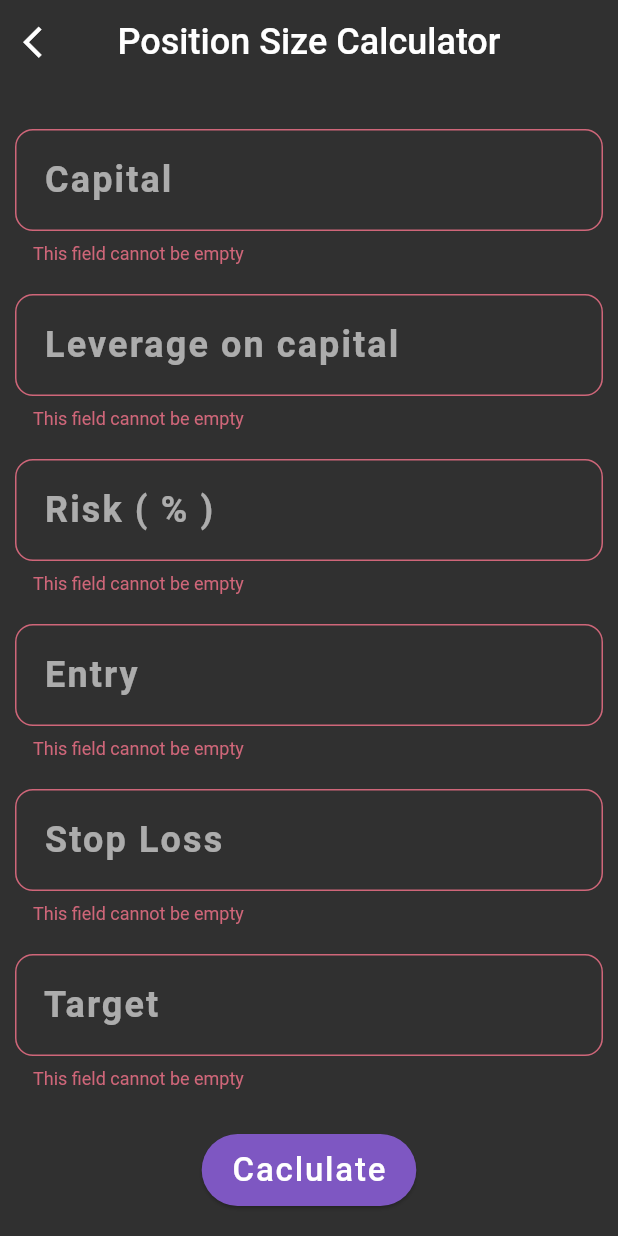
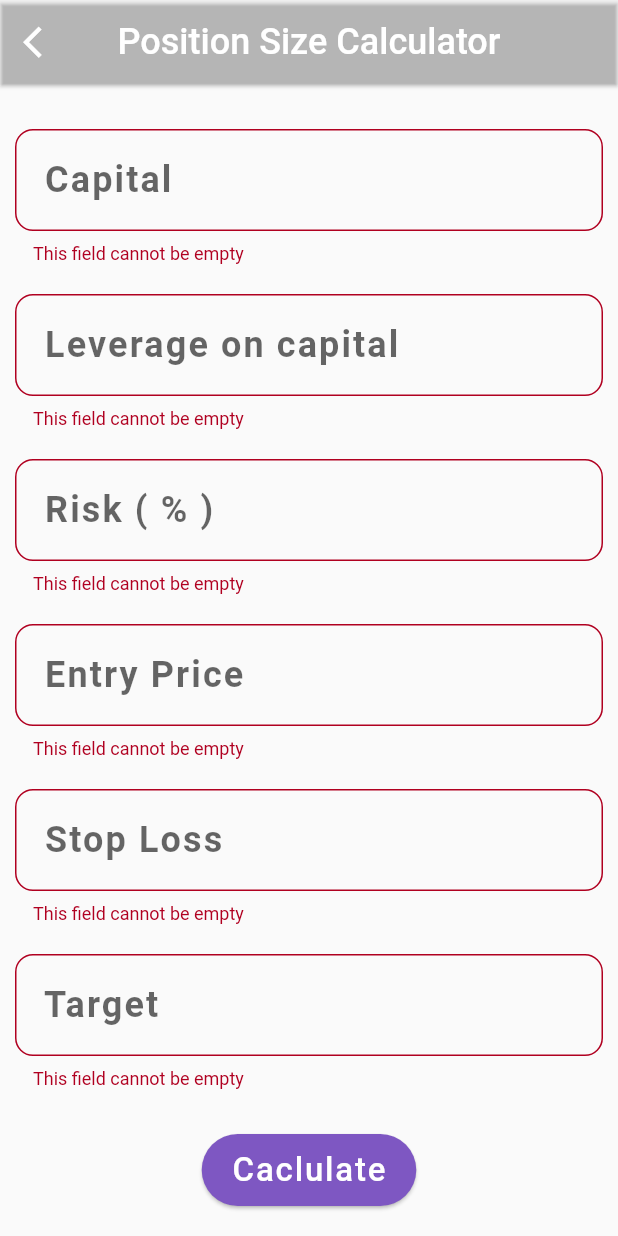
Before and after one commit to ShimronAlakkal/tradebook, a Flutter app: the StockPS screen opened directly, after a tap on "Caclulate", on a phone screen of 412 x 824 dp. Run offline on Flutter 3.47's test engine with Material 2 defaults, Android fonts, the phone set to English and light mode, and no system bars; our stand-ins replace shared_preferences, sqflite; missing offline and left inert: appa, connectivity_for_web, shared_preferences_web; accounts and stored records are empty.

Commit message:
completed the stock PS page. Bug fixes

```diff
--- a/lib/main.dart
+++ b/lib/main.dart
@@ -5,7 +5,7 @@ import 'package:pron/views/Home.dart';
 void main() {
   runApp(
     MaterialApp(
-      themeMode: ThemeMode.dark,
+      themeMode: ThemeMode.light,
       theme: Palette.lightTheme,
       darkTheme: Palette.darkTheme,
       debugShowCheckedModeBanner: false,
--- a/lib/tools/stockPS.dart
+++ b/lib/tools/stockPS.dart
@@ -8,8 +8,6 @@ class StockPS extends StatefulWidget {
 }
 
 class _StockPSState extends State<StockPS> {
-  int ps;
-  String ratio;
   GlobalKey<FormState> formKey = GlobalKey<FormState>();
   TextEditingController capitalContorller = TextEditingController();
   TextEditingController riskController = TextEditingController();
@@ -40,7 +38,7 @@ class _StockPSState extends State<StockPS> {
           ),
         ),
         backgroundColor: Colors.transparent,
-        elevation: 0,
+        elevation: 1,
         leading: IconButton(
           onPressed: () {
             Navigator.pop(context);
@@ -153,12 +151,15 @@ class _StockPSState extends State<StockPS> {
                     validator: (value) {
                       if (value.isEmpty) {
                         return 'This field cannot be empty';
+                      } else if (double.parse(value) >
+                          double.parse(capitalContorller.text)) {
+                        return 'Entry Price cannot be over capital';
                       }
                     },
                     maxLines: 1,
                     cursorWidth: 3,
                     decoration: InputDecoration(
-                      hintText: ' Entry',
+                      hintText: ' Entry Price',
                       hintStyle: TextStyle(
                         letterSpacing: 1.4,
                       ),
@@ -175,6 +176,7 @@ class _StockPSState extends State<StockPS> {
                   SizedBox(
                     height: 20,
                   ),
+
                   // SL
                   TextFormField(
                     // ignore: missing_return
@@ -206,6 +208,7 @@ class _StockPSState extends State<StockPS> {
                   SizedBox(
                     height: 20,
                   ),
+
                   // Target
                   TextFormField(
                     // ignore: missing_return
@@ -232,7 +235,7 @@ class _StockPSState extends State<StockPS> {
                     style: TextStyle(fontSize: 24, fontWeight: FontWeight.bold),
                   ),
 
-                  //  Elevated button
+                  //  fa button
                   Padding(
                     padding: const EdgeInsets.only(top: 30.0),
                     child: FloatingActionButton.extended(
@@ -240,49 +243,82 @@ class _StockPSState extends State<StockPS> {
                       elevation: 1,
                       onPressed: () {
                         if (formKey.currentState.validate()) {
+                          // Total capital leveraged leverage
                           double leverageBasedCapital =
                               double.parse(leverageController.text) *
                                   double.parse(capitalContorller.text);
 
                           print('$leverageBasedCapital lbc');
 
-                          double accountRisk =
-                              (double.parse(riskController.text) / 100.00) *
-                                  leverageBasedCapital;
+                          // Total money risking per trade AKA account risk
 
-                          print('$accountRisk , acr');
+                          double accountRisk = double.parse(
+                              ((double.parse(riskController.text) / 100.00) *
+                                      leverageBasedCapital)
+                                  .toStringAsFixed(2));
 
-                          double tradeRisk = 100 -
-                              (double.parse(slController.text) * 100) /
-                                  double.parse(entryController.text);
+// trade risk calc in percentage =   % difference in the entry and sl
 
-                          print('$tradeRisk trade risk');
+                          double tradeRisk = double.parse(
+                              (double.parse(entryController.text) -
+                                      double.parse(slController.text))
+                                  .toStringAsFixed(2));
 
-                          int ns = (accountRisk / tradeRisk).round();
-                          double totalRisk = ns * tradeRisk;
+// Position Size in number of shares
 
-                          double reward = (double.parse(targetController.text) -
-                                  double.parse(entryController.text)) *
-                              ns;
+                          int numberOfShares =
+                              (accountRisk / tradeRisk).round();
 
-                          setState(
-                            () {
-                              this.ps = ns;
-                              this.ratio =
-                                  '${totalRisk / totalRisk} : ${reward / totalRisk}';
-                            },
-                          );
+// Total risk with capital
+                          double totalRisk = numberOfShares *
+                              (double.parse(
+                                  (double.parse(entryController.text) -
+                                          double.parse(slController.text))
+                                      .toStringAsFixed(2)));
+
+// Total profit to be made
+                          double targetProfit = numberOfShares *
+                              (double.parse(
+                                  (double.parse(targetController.text) -
+                                          double.parse(entryController.text))
+                                      .toStringAsFixed(2)));
+
+//
+
                           showDialog(
                             context: context,
                             builder: (context) {
                               return AlertDialog(
-                                title: Text('Calculations'),
-                                content: Column(
-                                  children: [
-                                    Text('Number of Shares : ${this.ps}'),
-                                    Text(
-                                        'Risk To Reward ratio : ${this.ratio}'),
-                                  ],
+                                title: Center(child: Text('Calculations')),
+                                content: Container(
+                                  decoration: BoxDecoration(
+                                    borderRadius: BorderRadius.circular(50),
+                                  ),
+                                  height:
+                                      MediaQuery.of(context).size.height * 0.3,
+                                  width:
+                                      MediaQuery.of(context).size.width * 0.8,
+                                  margin: const EdgeInsets.symmetric(
+                                      horizontal: 30, vertical: 10),
+                                  padding: const EdgeInsets.symmetric(
+                                      horizontal: 10, vertical: 10),
+                                  child: Column(
+                                    mainAxisAlignment:
+                                        MainAxisAlignment.spaceBetween,
+                                    mainAxisSize: MainAxisSize.max,
+                                    children: [
+                                      Text(
+                                          'Leveraged Capital : $leverageBasedCapital'),
+                                      Text(
+                                          'Number of shares : $numberOfShares'),
+                                      Text('Total Risk Involved : $totalRisk'),
+                                      Text(
+                                          'Risk per Share : ${totalRisk / numberOfShares}'),
+                                      Text('Target profit :  $targetProfit'),
+                                      Text(
+                                          'risk to reward ratio : ${totalRisk / totalRisk} : ${targetProfit / totalRisk} ')
+                                    ],
+                                  ),
                                 ),
                               );
                             },
@@ -298,6 +334,17 @@ class _StockPSState extends State<StockPS> {
                       ),
                     ),
                   ),
+
+                  // Ad Unit
+
+                  Container(
+                    margin: const EdgeInsets.only(left: 10, right: 10, top: 20),
+                    decoration: BoxDecoration(
+                        borderRadius: BorderRadius.circular(14),
+                        color: Colors.amber.shade500),
+                    height: MediaQuery.of(context).size.height * 0.08,
+                    width: MediaQuery.of(context).size.width,
+                  ),
                 ],
               ),
             ),
```
Also changed, not shown: lib/tools/PivotPoints.dart (added, +233 -0 lines), lib/views/calculators.dart (+22 -7 lines).
